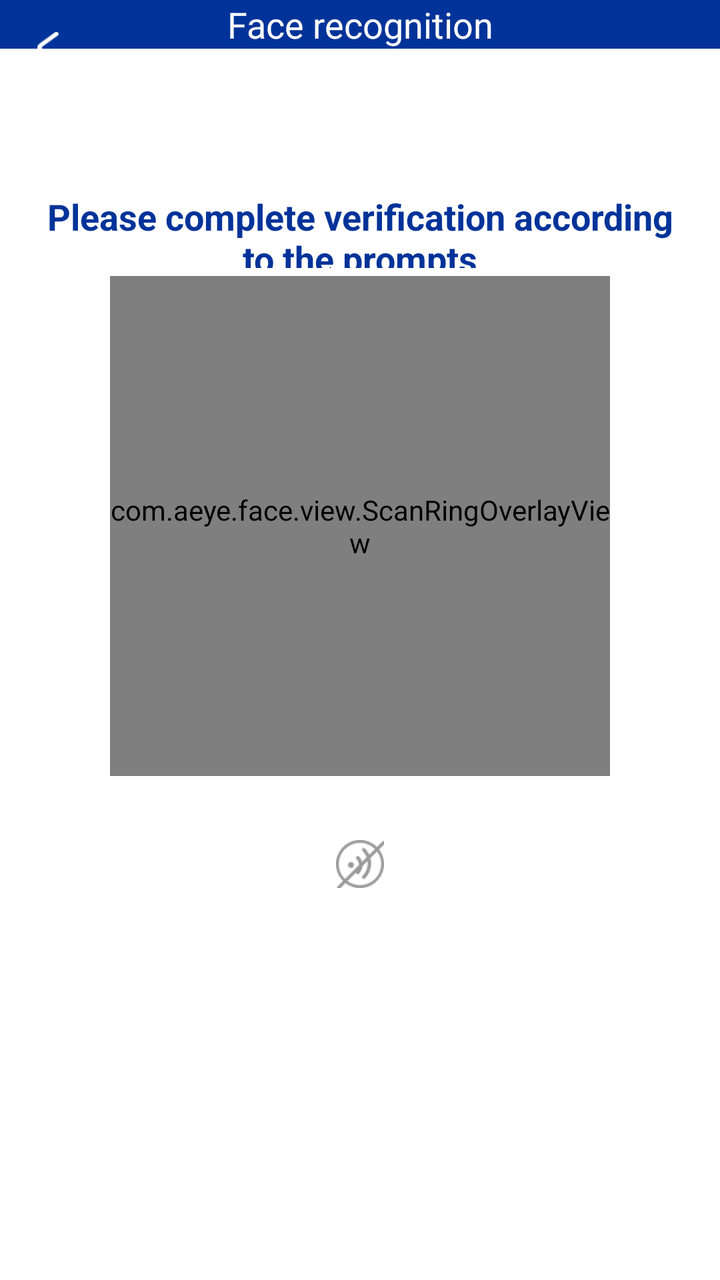
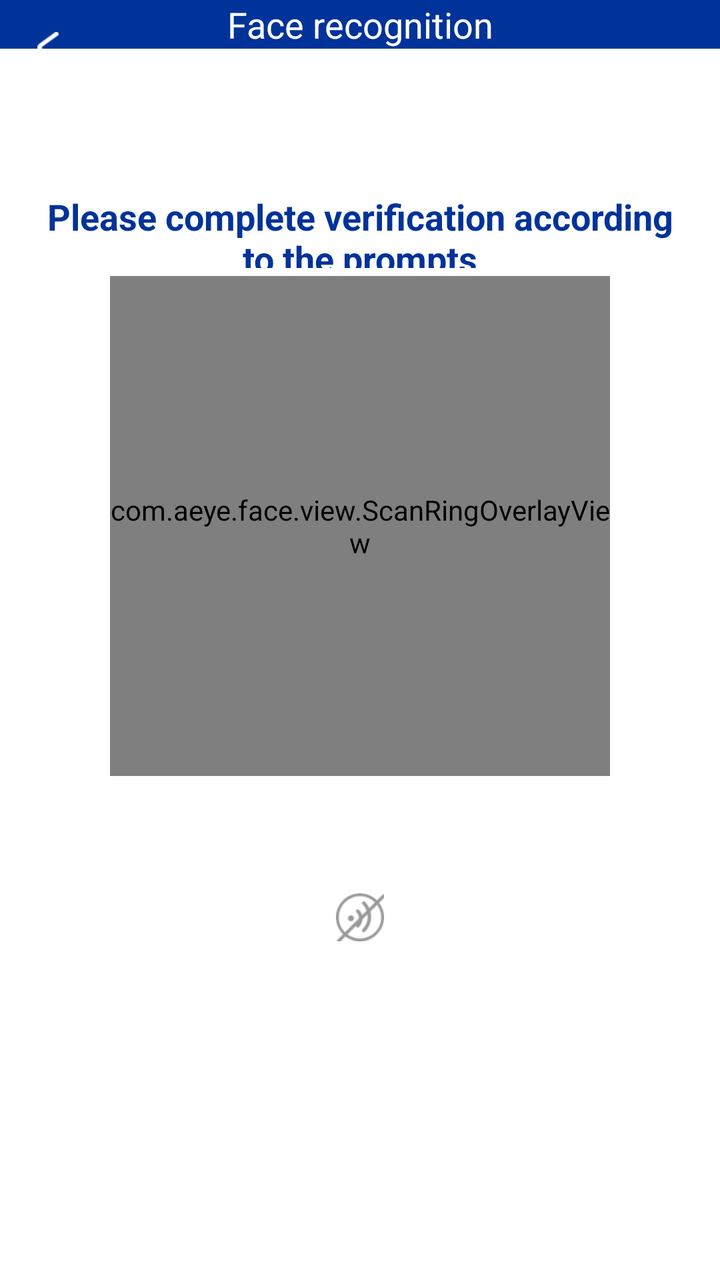

Compare the two renders of this Android layout. The source of the first and the diff that turns it into the second are given below.
<!-- AndroidManifest.xml: another module's application theme Theme.TestFace -->
<!-- res/layout/aeye_recognize.xml -->
<?xml version="1.0" encoding="utf-8"?>
<RelativeLayout xmlns:android="http://schemas.android.com/apk/res/android"
    xmlns:tools="http://schemas.android.com/tools"
    android:layout_width="match_parent"
    android:layout_height="match_parent"
    android:background="@color/white">

    <com.aeye.face.view.FaceView
        android:id="@+id/faceRect"
        android:layout_width="match_parent"
        android:layout_height="match_parent"
        android:visibility="gone" />

    <RelativeLayout
        android:id="@+id/faceStatus"
        android:layout_width="match_parent"
        android:layout_height="match_parent">

        <LinearLayout
            android:layout_width="match_parent"
            android:layout_height="match_parent"
            android:orientation="vertical">

            <Space
                android:id="@+id/face_toolbar_gap"
                android:layout_width="match_parent"
                android:layout_height="76dp" />

            
            <Space
                android:id="@+id/face_hint_gap"
                android:layout_width="match_parent"
                android:layout_height="58dp" />

            
            <FrameLayout
                android:id="@+id/face_preview_panel"
                android:layout_width="@dimen/face_preview_panel_size"
                android:layout_height="@dimen/face_preview_panel_size"
                android:layout_gravity="center_horizontal"
                android:layout_marginTop="4dp">

                <SurfaceView
                    android:id="@+id/preview_view"
                    android:layout_width="match_parent"
                    android:layout_height="match_parent"
                    android:layout_gravity="center" />

                <ImageView
                    android:id="@+id/iv_preview_freeze"
                    android:layout_width="match_parent"
                    android:layout_height="match_parent"
                    android:layout_gravity="center"
                    android:contentDescription="@null"
                    android:scaleType="centerCrop"
                    android:visibility="gone" />

                
                <FrameLayout
                    android:id="@+id/face_submit_overlay"
                    android:layout_width="match_parent"
                    android:layout_height="match_parent"
                    android:background="@color/face_submit_overlay"
                    android:clickable="false"
                    android:focusable="false"
                    android:visibility="gone">

                    <ProgressBar
                        android:id="@+id/pb_submit_loading"
                        style="?android:attr/progressBarStyle"
                        android:layout_width="40dp"
                        android:layout_height="40dp"
                        android:layout_gravity="center"
                        android:indeterminate="true"
                        android:indeterminateTint="@android:color/white" />
                </FrameLayout>

                <TextView
                    android:id="@+id/tvMaskHint"
                    android:layout_width="wrap_content"
                    android:layout_height="wrap_content"
                    android:layout_gravity="top|center_horizontal"
                    android:layout_marginTop="8dp"
                    android:gravity="center"
                    android:textColor="@color/face_result_success"
                    android:textSize="20sp"
                    android:visibility="gone" />

                <ImageView
                    android:id="@+id/ivNumber"
                    android:layout_width="wrap_content"
                    android:layout_height="wrap_content"
                    android:layout_gravity="center"
                    android:background="@drawable/aeye_anim_count"
                    android:visibility="gone" />

                <TextView
                    android:id="@+id/tvEnvHint"
                    android:layout_width="wrap_content"
                    android:layout_height="wrap_content"
                    android:layout_gravity="center"
                    android:background="@drawable/aeye_selector_hit"
                    android:drawableStart="@drawable/aeye_anim_tip"
                    android:gravity="center"
                    android:textColor="@android:color/white"
                    android:textSize="18sp"
                    android:visibility="invisible" />
            </FrameLayout>

            
            <Space
                android:id="@+id/face_tip_gap"
                android:layout_width="match_parent"
                android:layout_height="88dp"
                android:layout_marginTop="16dp" />

            <TextView
                android:id="@+id/tvFailDetail"
                android:layout_width="match_parent"
                android:layout_height="wrap_content"
                android:layout_gravity="center_horizontal"
                android:layout_marginTop="10dp"
                android:gravity="center"
                android:lineSpacingExtra="4dp"
                android:paddingStart="24dp"
                android:paddingEnd="24dp"
                android:textColor="@color/face_hint_sub"
                android:textSize="14sp"
                android:visibility="gone" />

            <Button
                android:id="@+id/btn_fail_retry"
                android:layout_width="match_parent"
                android:layout_height="52dp"
                android:layout_marginStart="24dp"
                android:layout_marginTop="@dimen/face_fail_retry_margin_top"
                android:layout_marginEnd="24dp"
                android:background="@drawable/aeye_btn_primary_navy"
                android:text="@string/face_retry_verify"
                android:textAllCaps="false"
                android:textColor="@color/white"
                android:textSize="16sp"
                android:visibility="gone" />

            <Button
                android:id="@+id/btn_fail_other"
                android:layout_width="match_parent"
                android:layout_height="52dp"
                android:layout_marginStart="24dp"
                android:layout_marginTop="12dp"
                android:layout_marginEnd="24dp"
                android:layout_marginBottom="16dp"
                android:background="@drawable/aeye_btn_outline_navy"
                android:text="@string/face_other_verify"
                android:textAllCaps="false"
                android:textColor="@color/face_theme_primary"
                android:textSize="15sp"
                android:visibility="gone" />

            <View
                android:layout_width="match_parent"
                android:layout_height="0dp"
                android:layout_weight="1" />

            <com.aeye.face.view.CountView
                android:id="@+id/tvRecogTimeCountdown"
                android:layout_width="48dp"
                android:layout_height="48dp"
                android:layout_gravity="end"
                android:layout_marginEnd="16dp"
                android:layout_marginBottom="10dp"
                android:gravity="center"
                android:visibility="gone" />
        </LinearLayout>
    </RelativeLayout>

    
    <com.aeye.face.lightView.CheckFaceView
        android:id="@+id/facebgview"
        android:layout_width="match_parent"
        android:layout_height="match_parent"
        android:visibility="gone" />

    
    <LinearLayout
        android:id="@+id/face_chrome_overlay"
        android:layout_width="match_parent"
        android:layout_height="match_parent"
        android:clickable="false"
        android:focusable="false"
        android:orientation="vertical">

        <Space
            android:id="@+id/face_chrome_toolbar_gap"
            android:layout_width="match_parent"
            android:layout_height="76dp" />

        <TextView
            android:id="@+id/tvHint"
            android:layout_width="match_parent"
            android:layout_height="58dp"
            android:gravity="center"
            android:paddingStart="16dp"
            android:paddingTop="20dp"
            android:paddingEnd="16dp"
            android:paddingBottom="0dp"
            android:text="@string/face_verify_subtitle"
            android:textColor="@color/face_theme_primary"
            android:textSize="18sp"
            android:textStyle="bold" />

        
        <FrameLayout
            android:layout_width="@dimen/face_preview_panel_size"
            android:layout_height="@dimen/face_preview_panel_size"
            android:layout_gravity="center_horizontal"
            android:layout_marginTop="4dp"
            android:clickable="false"
            android:focusable="false">

            <com.aeye.face.view.ScanRingOverlayView
                android:id="@+id/scan_ring_overlay"
                android:layout_width="match_parent"
                android:layout_height="match_parent"
                android:clickable="false" />
        </FrameLayout>

        <LinearLayout
            android:layout_width="wrap_content"
            android:layout_height="wrap_content"
            android:layout_gravity="center_horizontal"
            android:layout_marginTop="16dp"
            android:gravity="center_horizontal"
            android:orientation="vertical"
            android:minHeight="88dp">

            <TextView
                android:id="@+id/tvCheckHint"
                android:layout_width="wrap_content"
                android:layout_height="wrap_content"
                android:drawablePadding="8dp"
                android:gravity="center_vertical"
                android:textColor="@color/face_theme_primary"
                android:textSize="16sp"
                android:visibility="gone" />

            <ImageView
                android:id="@+id/ivVoice"
                android:layout_width="40dp"
                android:layout_height="40dp"
                android:layout_marginTop="8dp"
                android:contentDescription="@string/aeye_msg_cancel"
                android:padding="8dp"
                android:src="@drawable/aeye_selector_voice" />
        </LinearLayout>
    </LinearLayout>

    <FrameLayout
        android:id="@+id/face_toolbar"
        android:layout_width="match_parent"
        android:layout_height="wrap_content"
        android:minHeight="56dp"
        android:layout_alignParentTop="true">

        <TextView
            android:id="@+id/tvTop"
            android:layout_width="match_parent"
            android:layout_height="match_parent"
            android:background="@color/face_theme_primary"
            android:gravity="center"
            android:text="@string/face_title"
            android:textColor="@color/white"
            android:textSize="18sp" />

        <ImageView
            android:id="@+id/ivReturn"
            android:layout_width="40dp"
            android:layout_height="40dp"
            android:layout_marginStart="4dp"
            android:layout_marginTop="4dp"
            android:src="@drawable/aeye_return"
            android:contentDescription="@string/aeye_msg_cancel"
            android:padding="12dp" />

        <View
            android:layout_width="40dp"
            android:layout_height="40dp"
            android:layout_gravity="end"
            android:layout_marginTop="4dp"
            android:layout_marginEnd="4dp" />
    </FrameLayout>

    <FrameLayout
        android:id="@+id/introduceView"
        android:layout_width="match_parent"
        android:layout_height="match_parent"
        android:visibility="gone"
        tools:visibility="gone">

        <ImageView
            android:layout_width="match_parent"
            android:layout_height="match_parent"
            android:scaleType="fitXY"
            android:src="@drawable/aeye_introduce" />

        <TextView
            android:id="@+id/introduceBegin"
            android:layout_width="wrap_content"
            android:layout_height="wrap_content"
            android:layout_gravity="center_horizontal|bottom"
            android:layout_marginBottom="30dp"
            android:background="@drawable/aeye_itd_btn_bg"
            android:gravity="center"
            android:text="@string/aeye_begin_recog"
            android:textColor="@color/white"
            android:textSize="18sp" />
    </FrameLayout>
</RelativeLayout>
<!-- resources referenced by this layout -->
<resources>
  <color name="face_hint_sub">#666666</color>
  <color name="face_result_success">#22C55E</color>
  <color name="face_submit_overlay">#99000000</color>
  <color name="face_theme_primary">#003399</color>
  <color name="white">#ffffff</color>
  <dimen name="face_fail_retry_margin_top">70dp</dimen>
  <dimen name="face_preview_panel_size">250dp</dimen>
  <!-- drawable aeye_anim_count (drawable) -->
  <?xml version="1.0" encoding="utf-8"?>
    
   
  <animation-list  
  	xmlns:android="http://schemas.android.com/apk/res/android"  
  	android:oneshot="true" > 
  	
  	<item android:drawable="@drawable/aeye_num3" android:duration="1000"></item>  
  	<item android:drawable="@drawable/aeye_num2" android:duration="1000"></item>
  	<item android:drawable="@drawable/aeye_num1" android:duration="1000"></item>
  
  </animation-list>
  <!-- drawable aeye_anim_tip (drawable) -->
  <?xml version="1.0" encoding="utf-8"?>
    
   
  <animation-list  
  	xmlns:android="http://schemas.android.com/apk/res/android"  
  	android:oneshot="false" > 
  	
  	<item android:drawable="@drawable/aeye_icon_tip" android:duration="500"></item>  
  	<item android:drawable="@android:color/transparent" android:duration="300"></item>
  
  </animation-list>
  <!-- drawable aeye_btn_outline_navy (drawable) -->
  <?xml version="1.0" encoding="utf-8"?>
  <shape xmlns:android="http://schemas.android.com/apk/res/android"
      android:shape="rectangle">
      <solid android:color="@color/white" />
      <stroke
          android:width="1dp"
          android:color="@color/face_theme_primary" />
      <corners android:radius="8dp" />
  </shape>
  <!-- drawable aeye_btn_primary_navy (drawable) -->
  <?xml version="1.0" encoding="utf-8"?>
  <shape xmlns:android="http://schemas.android.com/apk/res/android"
      android:shape="rectangle">
      <solid android:color="@color/face_theme_primary" />
      <corners android:radius="8dp" />
  </shape>
  <!-- drawable aeye_return: png bitmap (drawable-xhdpi, 455 bytes) -->
  <!-- drawable aeye_selector_hit (drawable) -->
  <?xml version="1.0" encoding="utf-8"?>
  <selector xmlns:android="http://schemas.android.com/apk/res/android">
      
      <item android:state_enabled="false">
  		<shape>
  		    <corners android:radius="2dp"/>
  			<solid android:color="#88ffbb33"/>
  			<padding android:left="4dp"
  			    android:top="4dp"
  			    android:right="4dp"
  			    android:bottom="4dp"/>
  		</shape>
      </item>
      
      <item android:state_enabled="true">
          <shape>
  		    <corners android:radius="2dp"/>
  			<solid android:color="#8899cc00"/>
  			<padding android:left="4dp"
  			    android:top="4dp"
  			    android:right="4dp"
  			    android:bottom="4dp"/>
  		</shape>
      </item>
      
  </selector>
  <!-- drawable aeye_selector_voice (drawable) -->
  <?xml version="1.0" encoding="utf-8"?>
  <selector xmlns:android="http://schemas.android.com/apk/res/android">
      
      <item android:drawable="@drawable/aeye_voice_off" android:state_activated="false" />
      <item android:drawable="@drawable/aeye_voice_on" android:state_activated="true" />
      
  </selector>
  <string name="aeye_begin_recog">start recognize</string>
  <string name="aeye_msg_cancel">cancel</string>
  <string name="face_other_verify">Other verification methods</string>
  <string name="face_retry_verify">Re-verify</string>
  <string name="face_title">Face recognition</string>
  <string name="face_verify_subtitle">Please complete verification according to the prompts</string>
  <style name="Theme.TestFace" parent="Base.Theme.TestFace" />
  <!-- drawable aeye_num3: png bitmap (drawable-xhdpi, 1281 bytes) -->
  <!-- drawable aeye_num2: png bitmap (drawable-xhdpi, 1453 bytes) -->
  <!-- drawable aeye_num1: png bitmap (drawable-xhdpi, 1243 bytes) -->
  <!-- drawable aeye_icon_tip: png bitmap (drawable-xhdpi, 2955 bytes) -->
  <!-- drawable aeye_voice_on: png bitmap (drawable-xhdpi, 2326 bytes) -->
  <style name="Base.Theme.TestFace" parent="Theme.AppCompat.DayNight.NoActionBar">
          
          
      </style>
  <!-- unchanged entries left out for length: 3 -->
</resources>

<!-- the commit's change to res/layout/aeye_recognize.xml (unified diff, before → after) -->
@@ -114,49 +114,6 @@
                 android:layout_height="88dp"
                 android:layout_marginTop="16dp" />
 
-            <TextView
-                android:id="@+id/tvFailDetail"
-                android:layout_width="match_parent"
-                android:layout_height="wrap_content"
-                android:layout_gravity="center_horizontal"
-                android:layout_marginTop="10dp"
-                android:gravity="center"
-                android:lineSpacingExtra="4dp"
-                android:paddingStart="24dp"
-                android:paddingEnd="24dp"
-                android:textColor="@color/face_hint_sub"
-                android:textSize="14sp"
-                android:visibility="gone" />
-
-            <Button
-                android:id="@+id/btn_fail_retry"
-                android:layout_width="match_parent"
-                android:layout_height="52dp"
-                android:layout_marginStart="24dp"
-                android:layout_marginTop="@dimen/face_fail_retry_margin_top"
-                android:layout_marginEnd="24dp"
-                android:background="@drawable/aeye_btn_primary_navy"
-                android:text="@string/face_retry_verify"
-                android:textAllCaps="false"
-                android:textColor="@color/white"
-                android:textSize="16sp"
-                android:visibility="gone" />
-
-            <Button
-                android:id="@+id/btn_fail_other"
-                android:layout_width="match_parent"
-                android:layout_height="52dp"
-                android:layout_marginStart="24dp"
-                android:layout_marginTop="12dp"
-                android:layout_marginEnd="24dp"
-                android:layout_marginBottom="16dp"
-                android:background="@drawable/aeye_btn_outline_navy"
-                android:text="@string/face_other_verify"
-                android:textAllCaps="false"
-                android:textColor="@color/face_theme_primary"
-                android:textSize="15sp"
-                android:visibility="gone" />
-
             <View
                 android:layout_width="match_parent"
                 android:layout_height="0dp"
@@ -211,6 +168,7 @@
 
         
         <FrameLayout
+            android:id="@+id/face_scan_ring_slot"
             android:layout_width="@dimen/face_preview_panel_size"
             android:layout_height="@dimen/face_preview_panel_size"
             android:layout_gravity="center_horizontal"
@@ -225,14 +183,21 @@
                 android:clickable="false" />
         </FrameLayout>
 
+        <Space
+            android:id="@+id/face_result_top_gap"
+            android:layout_width="match_parent"
+            android:layout_height="@dimen/face_result_block_offset"
+            android:visibility="gone" />
+
         <LinearLayout
-            android:layout_width="wrap_content"
+            android:id="@+id/face_tip_column"
+            android:layout_width="match_parent"
             android:layout_height="wrap_content"
             android:layout_gravity="center_horizontal"
             android:layout_marginTop="16dp"
             android:gravity="center_horizontal"
             android:orientation="vertical"
-            android:minHeight="88dp">
+            android:minHeight="@dimen/face_tip_column_min_height">
 
             <TextView
                 android:id="@+id/tvCheckHint"
@@ -242,7 +207,32 @@
                 android:gravity="center_vertical"
                 android:textColor="@color/face_theme_primary"
                 android:textSize="16sp"
+                android:textStyle="bold"
                 android:visibility="gone" />
+
+            <TextView
+                android:id="@+id/tvFailDetail"
+                android:layout_width="match_parent"
+                android:layout_height="wrap_content"
+                android:layout_marginTop="8dp"
+                android:gravity="center"
+                android:lineSpacingExtra="4dp"
+                android:paddingStart="24dp"
+                android:paddingEnd="24dp"
+                android:textColor="@color/face_hint_sub"
+                android:textSize="14sp"
+                android:visibility="gone" />
+
+            <TextView
+                android:id="@+id/tvActionCountdown"
+                android:layout_width="wrap_content"
+                android:layout_height="wrap_content"
+                android:layout_marginTop="5dp"
+                android:gravity="center"
+                android:text="10s"
+                android:textColor="@color/face_hint_sub"
+                android:textSize="16sp"
+                android:visibility="invisible" />
 
             <ImageView
                 android:id="@+id/ivVoice"
@@ -252,6 +242,43 @@
                 android:contentDescription="@string/aeye_msg_cancel"
                 android:padding="8dp"
                 android:src="@drawable/aeye_selector_voice" />
+        </LinearLayout>
+
+        <View
+            android:layout_width="match_parent"
+            android:layout_height="0dp"
+            android:layout_weight="1" />
+
+        <LinearLayout
+            android:id="@+id/face_fail_actions"
+            android:layout_width="match_parent"
+            android:layout_height="wrap_content"
+            android:orientation="vertical"
+            android:paddingStart="24dp"
+            android:paddingEnd="24dp"
+            android:paddingBottom="24dp"
+            android:visibility="gone">
+
+            <Button
+                android:id="@+id/btn_fail_retry"
+                android:layout_width="match_parent"
+                android:layout_height="52dp"
+                android:background="@drawable/aeye_btn_primary_navy"
+                android:text="@string/face_retry_verify"
+                android:textAllCaps="false"
+                android:textColor="@color/white"
+                android:textSize="16sp" />
+
+            <Button
+                android:id="@+id/btn_fail_other"
+                android:layout_width="match_parent"
+                android:layout_height="52dp"
+                android:layout_marginTop="12dp"
+                android:background="@drawable/aeye_btn_outline_navy"
+                android:text="@string/face_fail_back"
+                android:textAllCaps="false"
+                android:textColor="@color/face_theme_primary"
+                android:textSize="15sp" />
         </LinearLayout>
     </LinearLayout>
 
<!-- resource entries referenced after the edit -->
@@ -5,8 +5,9 @@
   <color name="face_submit_overlay">#99000000</color>
   <color name="face_theme_primary">#003399</color>
   <color name="white">#ffffff</color>
-  <dimen name="face_fail_retry_margin_top">70dp</dimen>
   <dimen name="face_preview_panel_size">250dp</dimen>
+  <dimen name="face_result_block_offset">72dp</dimen>
+  <dimen name="face_tip_column_min_height">88dp</dimen>
   <!-- drawable aeye_anim_count (drawable) -->
   <?xml version="1.0" encoding="utf-8"?>
     
@@ -87,7 +88,7 @@
   </selector>
   <string name="aeye_begin_recog">start recognize</string>
   <string name="aeye_msg_cancel">cancel</string>
-  <string name="face_other_verify">Other verification methods</string>
+  <string name="face_fail_back">Back</string>
   <string name="face_retry_verify">Re-verify</string>
   <string name="face_title">Face recognition</string>
   <string name="face_verify_subtitle">Please complete verification according to the prompts</string>
